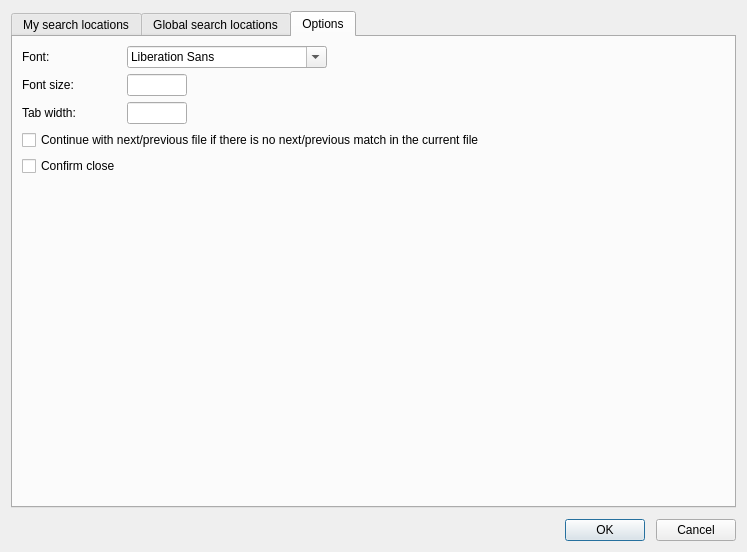
This is SettingsDialog.ui in otengler/CodeBeagle as Qt 5 draws it before an edit. The edited form follows.
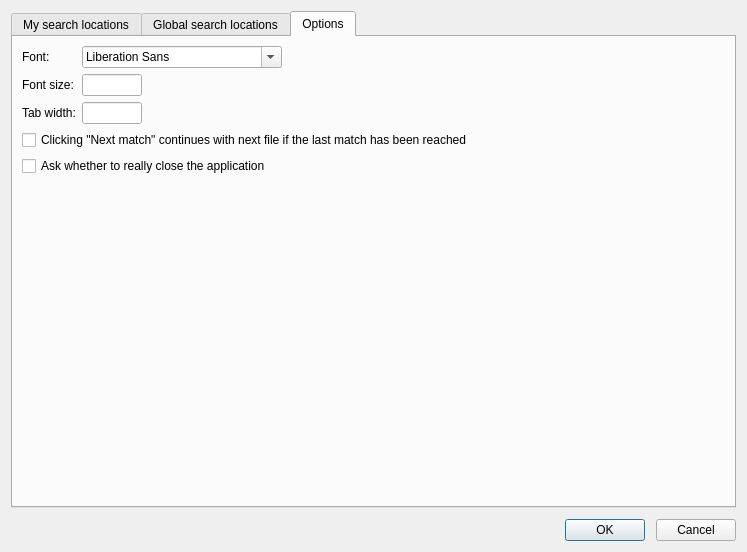
This is the edited form. The open tabs and pages were chosen to show the change. Custom widgets are drawn as their Qt base class.

```diff
--- a/SettingsDialog.ui
+++ b/SettingsDialog.ui
@@ -225,14 +225,14 @@
        <item row="3" column="0" colspan="2">
         <widget class="QCheckBox" name="checkMatchOverFiles">
          <property name="text">
-          <string>Continue with next/previous file if there is no next/previous match in the current file</string>
+          <string>Clicking &quot;Next match&quot; continues with next file if the last match has been reached</string>
          </property>
         </widget>
        </item>
-       <item row="4" column="0">
+       <item row="4" column="0" colspan="2">
         <widget class="QCheckBox" name="checkConfirmClose">
          <property name="text">
-          <string>Confirm close</string>
+          <string>Ask whether to really close the application</string>
          </property>
         </widget>
        </item>
```
